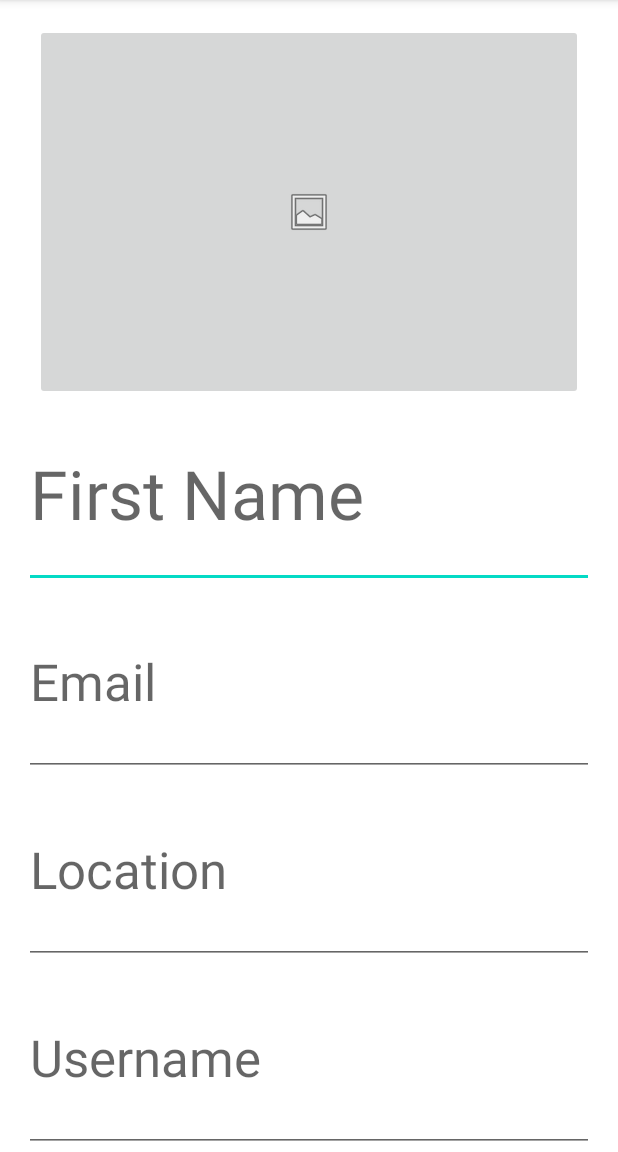
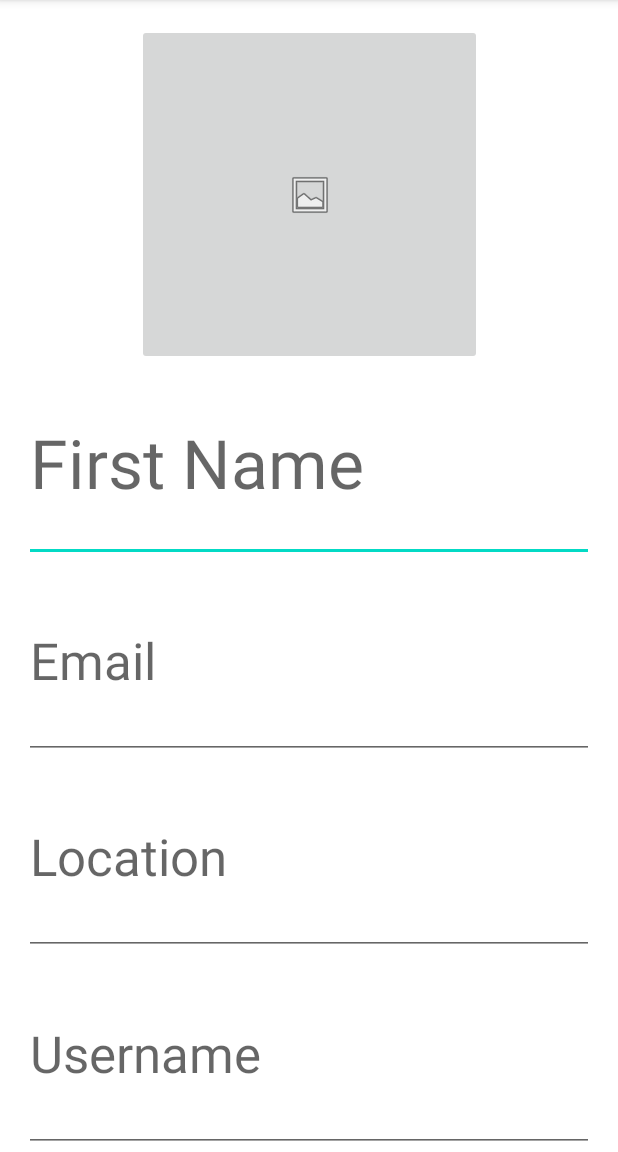
Before and after one commit to stestrippoli/ShowProfileActivity, an Android app: the EditProfileActivity screen opened directly, with no data from a screen before it, on a phone screen of 412 x 824 dp, the part 84-1236 px from its top. Run offline under Robolectric (Android 15) with nearby library versions, the phone set to English and light mode, and no system bars.

Commit message:
camera functionality added, not tested

```diff
--- a/app/src/main/AndroidManifest.xml
+++ b/app/src/main/AndroidManifest.xml
@@ -1,6 +1,10 @@
 <?xml version="1.0" encoding="utf-8"?>
 <manifest xmlns:android="http://schemas.android.com/apk/res/android"
     package="com.example.showprofileactivity">
+    <uses-feature android:name="android.hardware.camera"
+        android:required="true" />
+    <uses-permission android:name="android.permission.READ_EXTERNAL_STORAGE" />
+    <uses-permission android:name="android.permission.WRITE_EXTERNAL_STORAGE" />
 
     <application
         android:allowBackup="true"
--- a/app/src/main/java/com/example/showprofileactivity/EditProfileActivity.kt
+++ b/app/src/main/java/com/example/showprofileactivity/EditProfileActivity.kt
@@ -1,9 +1,13 @@
 package com.example.showprofileactivity
 
 import android.app.Activity
+import android.content.ActivityNotFoundException
 import android.content.Intent
+import android.graphics.Bitmap
 import androidx.appcompat.app.AppCompatActivity
 import android.os.Bundle
+import android.os.Environment
+import android.provider.MediaStore
 import android.view.ContextMenu
 import android.view.MenuInflater
 import android.view.MenuItem
@@ -12,7 +16,11 @@ import android.widget.EditText
 import android.widget.ImageButton
 import android.widget.ImageView
 import android.widget.TextView
+import androidx.activity.result.contract.ActivityResultContracts
 import com.example.showprofileactivity.databinding.ActivityEditProfileBinding
+import java.io.File
+import java.text.SimpleDateFormat
+import java.util.*
 
 
 class EditProfileActivity : AppCompatActivity() {
@@ -27,9 +35,9 @@ class EditProfileActivity : AppCompatActivity() {
         val btn = findViewById<ImageButton>(R.id.propic_e)
         registerForContextMenu(btn)
     }
+
     private fun populate(i: Intent){
-       // val imgbox = findViewById<ImageView>(R.id.propic)
-        println(i.extras)
+        //val imgbox = findViewById<ImageView>(R.id.propic_e)
         val namebox = findViewById<TextView>(R.id.name_e)
         val nicknamebox = findViewById<TextView>(R.id.nickname_e)
         val emailbox = findViewById<TextView>(R.id.email_e)
@@ -51,8 +59,47 @@ class EditProfileActivity : AppCompatActivity() {
         inflater.inflate(R.menu.image_menu, menu)
     }
 
+    override fun onContextItemSelected(item: MenuItem): Boolean {
+        println(item)
+        return when (item.itemId) {
+            R.id.camera -> {
+                    photolauncher.launch(Intent(MediaStore.ACTION_IMAGE_CAPTURE))
+                    true
+            }
+            R.id.gallery -> {
+                true
+            }
 
+            else -> {super.onOptionsItemSelected(item)}
+        }
+    }
+
+
+    private val photolauncher = registerForActivityResult(ActivityResultContracts.StartActivityForResult()){ result ->
+        if (result.resultCode == Activity.RESULT_OK && result.data!=null) {
+            val imageBitmap = result.data!!.extras?.get("data") as Bitmap
+            findViewById<ImageView>(R.id.propic_e).setImageBitmap(imageBitmap)
+        }
+    }
+    /*
+    private fun createImageFile(): File {
+        // Create an image file name
+        val timeStamp: String = SimpleDateFormat("yyyyMMdd_HHmmss").format(Date())
+        val storageDir: File = getExternalFilesDir(Environment.DIRECTORY_PICTURES)
+        return File.createTempFile(
+            "JPEG_${timeStamp}_", /* prefix */
+            ".jpg", /* suffix */
+            storageDir /* directory */
+        ).apply {
+            // Save a file: path for use with ACTION_VIEW intents
+            currentPhotoPath = absolutePath
+        }
+    }
+
+
+     */
     override fun onBackPressed() {
+
         val i = Intent()
         val b = Bundle()
         b.putString("showprofileactivity.FULL_NAME", findViewById<EditText>(R.id.name_e).text.toString())
--- a/app/src/main/java/com/example/showprofileactivity/ShowProfileActivity.kt
+++ b/app/src/main/java/com/example/showprofileactivity/ShowProfileActivity.kt
@@ -2,6 +2,7 @@ package com.example.showprofileactivity
 
 import android.app.Activity
 import android.content.Intent
+import android.media.Image
 import androidx.appcompat.app.AppCompatActivity
 import android.os.Bundle
 import android.view.Menu
@@ -49,6 +50,7 @@ class ShowProfileActivity : AppCompatActivity() {
         b.putString("showprofileactivity.EMAIL", findViewById<TextView>(R.id.email).text.toString())
         b.putString("showprofileactivity.LOCATION", findViewById<TextView>(R.id.location).text.toString())
         i.putExtras(b)
+
         launcher.launch(i)
 
 
--- a/app/src/main/res/layout-land/activity_edit_profile.xml
+++ b/app/src/main/res/layout-land/activity_edit_profile.xml
@@ -7,7 +7,7 @@
     tools:context=".ShowProfileActivity">
 
     <ImageButton
-        android:id="@+id/imagebtn"
+        android:id="@+id/propic_e"
         android:layout_width="0dp"
 
         android:layout_height="235dp"
@@ -15,14 +15,14 @@
         android:layout_marginEnd="16dp"
         android:contentDescription="@string/propic"
         app:layout_constraintBottom_toBottomOf="parent"
-        app:layout_constraintEnd_toStartOf="@+id/address"
+        app:layout_constraintEnd_toStartOf="@+id/location_e"
         app:layout_constraintHorizontal_weight="1"
         app:layout_constraintStart_toStartOf="parent"
         app:layout_constraintTop_toTopOf="parent"
         app:srcCompat="@android:drawable/ic_menu_gallery" />
     <EditText
 
-        android:id="@+id/name"
+        android:id="@+id/name_e"
         android:autofillHints="name"
         android:inputType="textPersonName"
         android:hint="@string/name"
@@ -31,16 +31,16 @@
         android:layout_height="wrap_content"
         android:layout_marginStart="16dp"
         android:layout_marginEnd="16dp"
-        app:layout_constraintBottom_toTopOf="@+id/email"
+        app:layout_constraintBottom_toTopOf="@+id/email_e"
         app:layout_constraintEnd_toEndOf="parent"
         app:layout_constraintHorizontal_bias="0.0"
         app:layout_constraintHorizontal_weight="2"
-        app:layout_constraintStart_toEndOf="@+id/imagebtn"
+        app:layout_constraintStart_toEndOf="@+id/propic_e"
         app:layout_constraintTop_toTopOf="parent"
         app:layout_constraintVertical_chainStyle="spread" />
 
     <EditText
-        android:id="@+id/address"
+        android:id="@+id/location_e"
         android:inputType="textPostalAddress"
         android:layout_width="0dp"
         android:layout_height="wrap_content"
@@ -48,15 +48,15 @@
         android:layout_marginEnd="16dp"
         android:hint="@string/location"
         android:textAppearance="@style/TextAppearance.AppCompat.Medium"
-        app:layout_constraintBottom_toTopOf="@+id/nickname"
+        app:layout_constraintBottom_toTopOf="@+id/nickname_e"
         app:layout_constraintEnd_toEndOf="parent"
         app:layout_constraintHorizontal_weight="2"
-        app:layout_constraintStart_toEndOf="@+id/imagebtn"
-        app:layout_constraintTop_toBottomOf="@+id/email" />
+        app:layout_constraintStart_toEndOf="@+id/propic_e"
+        app:layout_constraintTop_toBottomOf="@+id/email_e" />
 
 
     <EditText
-        android:id="@+id/email"
+        android:id="@+id/email_e"
         android:inputType="textEmailAddress"
         android:hint="@string/email"
         android:textAppearance="@style/TextAppearance.AppCompat.Medium"
@@ -65,15 +65,15 @@
         android:layout_height="wrap_content"
         android:layout_marginStart="16dp"
         android:layout_marginEnd="16dp"
-        app:layout_constraintBottom_toTopOf="@+id/address"
+        app:layout_constraintBottom_toTopOf="@+id/location_e"
         app:layout_constraintEnd_toEndOf="parent"
         app:layout_constraintHorizontal_bias="1.0"
         app:layout_constraintHorizontal_weight="2"
-        app:layout_constraintStart_toEndOf="@+id/imagebtn"
-        app:layout_constraintTop_toBottomOf="@+id/name" />
+        app:layout_constraintStart_toEndOf="@+id/propic_e"
+        app:layout_constraintTop_toBottomOf="@+id/name_e" />
 
     <EditText
-        android:id="@+id/nickname"
+        android:id="@+id/nickname_e"
         android:inputType="text"
         android:autofillHints="username"
         android:hint="@string/username"
@@ -84,8 +84,8 @@
         android:layout_marginEnd="16dp"
         app:layout_constraintBottom_toBottomOf="parent"
         app:layout_constraintEnd_toEndOf="parent"
-        app:layout_constraintStart_toEndOf="@+id/imagebtn"
-        app:layout_constraintTop_toBottomOf="@+id/address" />
+        app:layout_constraintStart_toEndOf="@+id/propic_e"
+        app:layout_constraintTop_toBottomOf="@+id/location_e" />
 
 
 
--- a/app/src/main/res/layout/activity_edit_profile.xml
+++ b/app/src/main/res/layout/activity_edit_profile.xml
@@ -9,20 +9,17 @@
 
     <ImageButton
         android:id="@+id/propic_e"
+        android:layout_width="230dp"
+        android:layout_height="227dp"
+        android:layout_marginTop="16dp"
         android:contentDescription="@string/propic"
-        app:srcCompat="@android:drawable/ic_menu_gallery"
         app:layout_constraintBottom_toTopOf="@+id/name_e"
-        android:layout_width="365dp"
-        android:layout_height="0dp"
-        android:layout_marginStart="16dp"
-        android:layout_marginTop="16dp"
-        android:layout_marginEnd="16dp"
         app:layout_constraintEnd_toEndOf="parent"
         app:layout_constraintStart_toStartOf="parent"
         app:layout_constraintTop_toTopOf="parent"
         app:layout_constraintVertical_chainStyle="packed"
         app:layout_constraintVertical_weight="1"
-         />
+        android:src="@android:drawable/ic_menu_gallery" />
     <EditText
         android:id="@+id/name_e"
         android:autofillHints="name"
--- a/app/src/main/res/menu/image_menu.xml
+++ b/app/src/main/res/menu/image_menu.xml
@@ -1,6 +1,6 @@
 <?xml version="1.0" encoding="utf-8"?>
 <menu
     xmlns:android="http://schemas.android.com/apk/res/android">
-    <item android:title="@string/camera" />
-    <item android:title="@string/gallery" />
+    <item android:id="@+id/camera" android:title="@string/camera" />
+    <item android:id="@+id/gallery" android:title="@string/gallery" />
 </menu>
```
